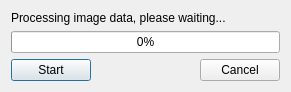
lzsz518/UAVRouteExplorer, file waintingdialog.ui: the form before one commit.
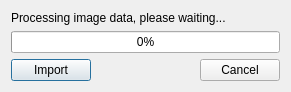
The form after the commit.

Commit message: Add data import dialog and translation.

Diff of the .ui file:
```diff
--- a/waintingdialog.ui
+++ b/waintingdialog.ui
@@ -7,7 +7,7 @@
     <x>0</x>
     <y>0</y>
     <width>291</width>
-    <height>87</height>
+    <height>89</height>
    </rect>
   </property>
   <property name="windowTitle">
@@ -33,7 +33,7 @@
      <item>
       <widget class="QPushButton" name="pushButton">
        <property name="text">
-        <string>Start</string>
+        <string>Import</string>
        </property>
       </widget>
      </item>
```
The commit also changes 7 other files.
